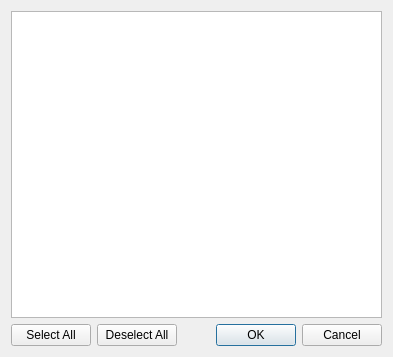
This is src/ui/qgsorganizetablecolumnsdialog.ui in nextgis/nextgisqgis as Qt 5 draws it before an edit. The edited form follows.
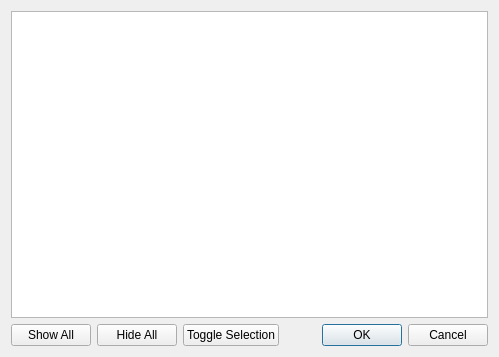
This is the edited form.

```diff
--- a/src/ui/qgsorganizetablecolumnsdialog.ui
+++ b/src/ui/qgsorganizetablecolumnsdialog.ui
@@ -6,7 +6,7 @@
    <rect>
     <x>0</x>
     <y>0</y>
-    <width>393</width>
+    <width>499</width>
     <height>357</height>
    </rect>
   </property>
@@ -15,23 +15,19 @@
   </property>
   <layout class="QGridLayout" name="gridLayout">
    <item row="2" column="3">
-    <widget class="QDialogButtonBox" name="buttonBox">
+    <spacer name="horizontalSpacer">
      <property name="orientation">
       <enum>Qt::Horizontal</enum>
      </property>
-     <property name="standardButtons">
-      <set>QDialogButtonBox::Cancel|QDialogButtonBox::Ok</set>
+     <property name="sizeHint" stdset="0">
+      <size>
+       <width>40</width>
+       <height>20</height>
+      </size>
      </property>
-    </widget>
+    </spacer>
    </item>
-   <item row="2" column="0">
-    <widget class="QPushButton" name="mShowAllButton">
-     <property name="text">
-      <string>Select All</string>
-     </property>
-    </widget>
-   </item>
-   <item row="0" column="0" colspan="4">
+   <item row="0" column="0" colspan="5">
     <widget class="QListWidget" name="mFieldsList">
      <property name="dragDropMode">
       <enum>QAbstractItemView::DragDrop</enum>
@@ -44,22 +40,42 @@
    <item row="2" column="1">
     <widget class="QPushButton" name="mHideAllButton">
      <property name="text">
-      <string>Deselect All</string>
+      <string>Hide All</string>
+     </property>
+     <property name="toolTip">
+      <string>Hides all the fields and actions in the table</string>
+     </property>
+    </widget>
+   </item>
+   <item row="2" column="4">
+    <widget class="QDialogButtonBox" name="buttonBox">
+     <property name="orientation">
+      <enum>Qt::Horizontal</enum>
+     </property>
+     <property name="standardButtons">
+      <set>QDialogButtonBox::Cancel|QDialogButtonBox::Ok</set>
+     </property>
+    </widget>
+   </item>
+   <item row="2" column="0">
+    <widget class="QPushButton" name="mShowAllButton">
+     <property name="text">
+      <string>Show All</string>
+     </property>
+     <property name="toolTip">
+      <string>Displays all the fields and actions in the table</string>
      </property>
     </widget>
    </item>
    <item row="2" column="2">
-    <spacer name="horizontalSpacer">
-     <property name="orientation">
-      <enum>Qt::Horizontal</enum>
+    <widget class="QPushButton" name="mToggleSelectionButton">
+     <property name="text">
+      <string>Toggle Selection</string>
      </property>
-     <property name="sizeHint" stdset="0">
-      <size>
-       <width>40</width>
-       <height>20</height>
-      </size>
+     <property name="toolTip">
+      <string>Toggles visibility of the selected fields and actions</string>
      </property>
-    </spacer>
+    </widget>
    </item>
   </layout>
  </widget>
```
Left out of the diff: 3 changed lines with no effect on the pictures.
